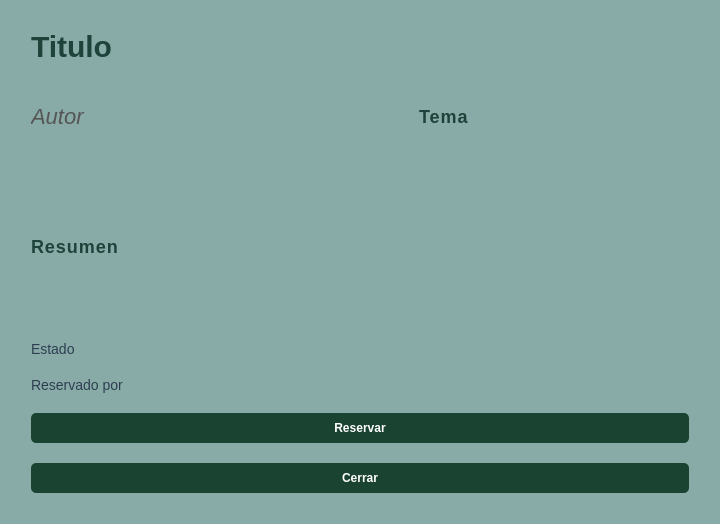
Above: src/vista/Ui/VistaLibroPrestado.ui from ivantm1/proyecto-software before the change. Below: the same form after it.
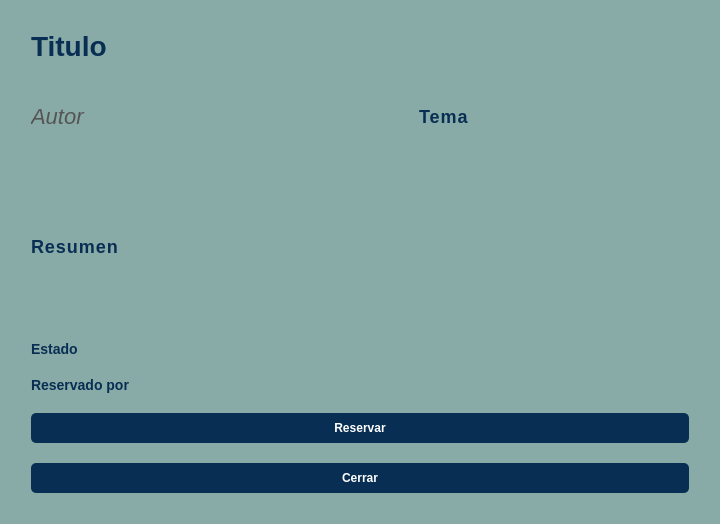
That is the form after the change.

Commit message: Cambio vistas libros

```diff
--- a/src/vista/Ui/VistaLibroPrestado.ui
+++ b/src/vista/Ui/VistaLibroPrestado.ui
@@ -95,6 +95,12 @@
          <height>30</height>
         </size>
        </property>
+       <property name="styleSheet">
+        <string notr="true">font-family: 'Segoe UI', sans-serif;
+font-size: 28px;
+font-weight: bold;
+color: #082e53; </string>
+       </property>
        <property name="text">
         <string>Titulo</string>
        </property>
@@ -141,6 +147,12 @@
            <height>30</height>
           </size>
          </property>
+         <property name="styleSheet">
+          <string notr="true">font-family: 'Segoe UI', sans-serif;
+font-size: 18px;
+font-weight: bold;
+color: #082e53; </string>
+         </property>
          <property name="text">
           <string>Tema</string>
          </property>
@@ -162,6 +174,12 @@
          <height>150</height>
         </size>
        </property>
+       <property name="styleSheet">
+        <string notr="true">font-family: 'Segoe UI', sans-serif;
+font-size: 18px;
+font-weight: bold;
+color: #082e53; </string>
+       </property>
        <property name="text">
         <string>Resumen</string>
        </property>
@@ -178,6 +196,12 @@
          <height>30</height>
         </size>
        </property>
+       <property name="styleSheet">
+        <string notr="true">font-family: 'Segoe UI', sans-serif;
+font-size: 14px;
+font-weight: bold;
+color: #082e53; </string>
+       </property>
        <property name="text">
         <string>Estado</string>
        </property>
@@ -185,6 +209,12 @@
      </item>
      <item>
       <widget class="QLabel" name="linea_estudiante">
+       <property name="styleSheet">
+        <string notr="true">font-family: 'Segoe UI', sans-serif;
+font-size: 14px;
+font-weight: bold;
+color: #082e53; </string>
+       </property>
        <property name="text">
         <string>Reservado por</string>
        </property>
@@ -194,7 +224,7 @@
       <widget class="QPushButton" name="boton_reserva">
        <property name="styleSheet">
         <string notr="true">QPushButton {
-    background-color: #1B4332; 
+    background-color: #082e53; 
     color: white;  
     border-radius: 5px; 
     padding: 8px;  
@@ -221,7 +251,7 @@
       <widget class="QPushButton" name="boton_cerrar">
        <property name="styleSheet">
         <string notr="true">QPushButton {
-    background-color: #1B4332; 
+    background-color: #082e53; 
     color: white;  
     border-radius: 5px; 
     padding: 8px;  
```
Left out of the diff: 8 changed lines with no effect on the pictures. The commit also changes 3 other files.
